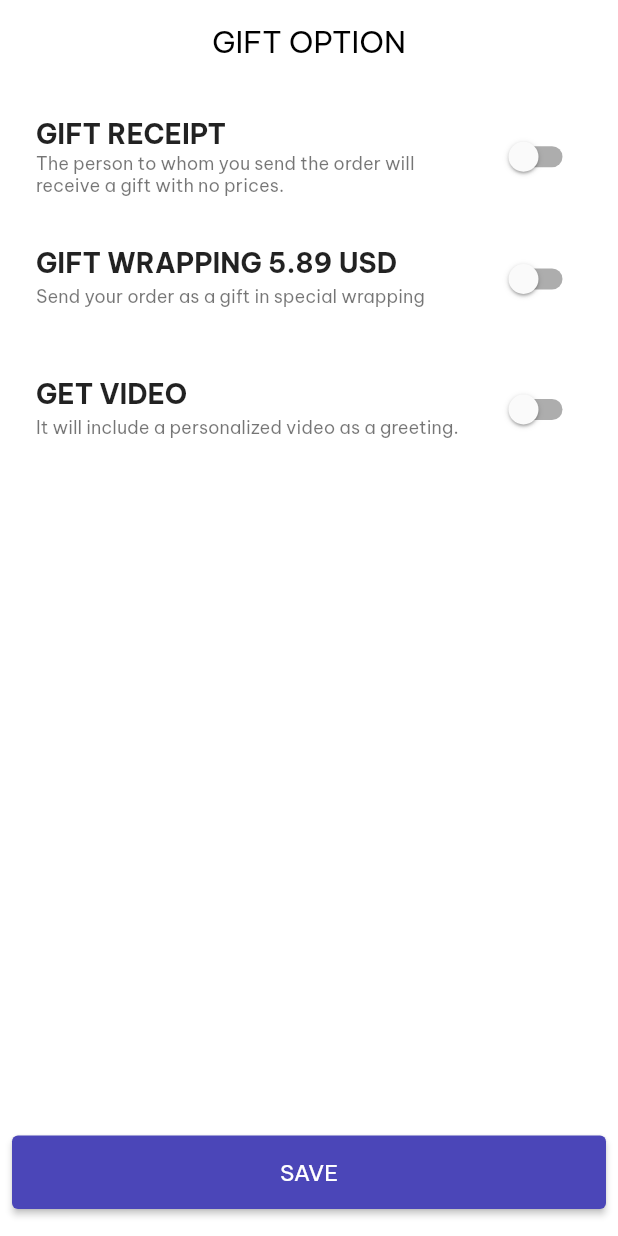
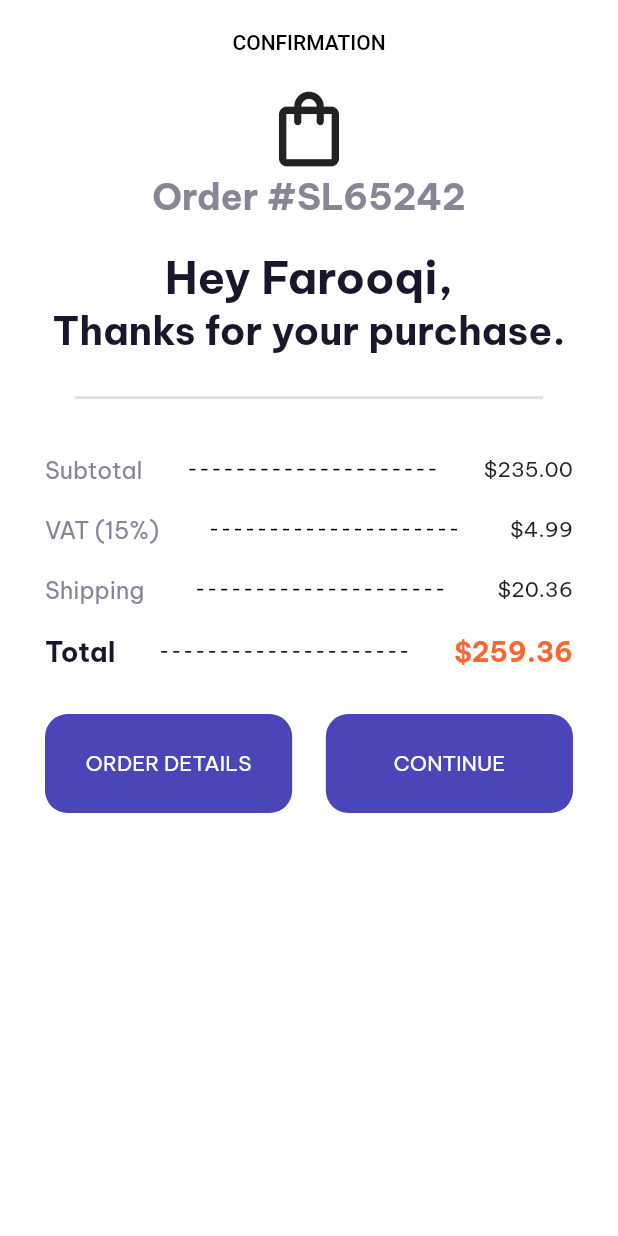
Before and after one commit to Neloy-Barman/Clothing-Design-App, a Flutter app: the screen it shows after launch, on a phone screen of 412 x 824 dp. Run offline on Flutter 3.47's test engine with Material 2 defaults, Android fonts, the phone set to English and light mode, and no system bars; drawn by our look-alikes of dotted_line.

Commit message:
Confirmation

```diff
--- a/lib/main.dart
+++ b/lib/main.dart
@@ -2,6 +2,7 @@ import "package:flutter/material.dart";
 
 import './screens/homepage.dart';
 import './screens/giftoption.dart';
+import './screens/confirmation.dart';
 
 void main() {
   runApp(
@@ -17,20 +18,53 @@ class ClothingDesignApp extends StatelessWidget {
   Widget build(BuildContext context) {
     return MaterialApp(
       theme: ThemeData(
+        // AppBar Theme
         appBarTheme: const AppBarTheme(
+          actionsIconTheme: IconThemeData(
+            color: Colors.black,
+          ),
           backgroundColor: Colors.transparent,
           elevation: 0,
+          titleTextStyle: TextStyle(
+            color: Colors.black,
+            fontWeight: FontWeight.w500,
+          ),
         ),
         fontFamily: "BeVietnamPro",
         canvasColor: const Color(
           0xffffffff,
         ),
+        // Elevated button theme
+        filledButtonTheme: const FilledButtonThemeData(
+          style: ButtonStyle(
+            padding: MaterialStatePropertyAll(
+              EdgeInsets.symmetric(
+                vertical: 15,
+              ),
+            ),
+          ),
+        ),
+        // Text Theme
         textTheme: const TextTheme(
           headlineLarge: TextStyle(
             fontWeight: FontWeight.bold,
             fontSize: 30,
             color: Color(
               0xff1A172C,
+            ),
+          ),
+          displayLarge: TextStyle(
+            fontWeight: FontWeight.bold,
+            fontSize: 18,
+            color: Color(
+              0xff1A172C,
+            ),
+          ),
+          headlineMedium: TextStyle(
+            fontWeight: FontWeight.bold,
+            fontSize: 24,
+            color: Color(
+              0xff868696,
             ),
           ),
           headlineSmall: TextStyle(
@@ -51,9 +85,10 @@ class ClothingDesignApp extends StatelessWidget {
         ),
       ),
       debugShowCheckedModeBanner: false,
-      home: const GiftOption(),
+      home: const Confirmation(),
       routes: {
         GiftOption.route_screen: (_) => const GiftOption(),
+        Confirmation.routeScreen: (_) => const Confirmation(),
       },
     );
   }
--- /dev/null
+++ b/lib/screens/confirmation.dart
@@ -0,0 +1,232 @@
+import 'package:flutter/material.dart';
+import "package:dotted_line/dotted_line.dart";
+
+class Confirmation extends StatelessWidget {
+  static const routeScreen = "./confirmatio-screen";
+  const Confirmation({
+    super.key,
+  });
+
+  @override
+  Widget build(BuildContext context) {
+    Widget rowBuilder(
+      String head,
+      String price,
+    ) {
+      return Padding(
+        padding: const EdgeInsets.all(
+          10.0,
+        ),
+        child: Row(
+          mainAxisAlignment: MainAxisAlignment.spaceBetween,
+          children: [
+            FittedBox(
+              // fit: BoxFit.cover,
+              child: Text(
+                head,
+                style: Theme.of(context).textTheme.headlineSmall,
+              ),
+            ),
+            FittedBox(
+              child: DottedLine(
+                lineLength: MediaQuery.of(context).size.width * 0.4,
+              ),
+            ),
+            FittedBox(
+              // fit: BoxFit.contain,
+              child: Text(
+                "\$$price",
+              ),
+            ),
+          ],
+        ),
+      );
+    }
+
+    Widget elevationButtonBuilder(
+      String title,
+      Function handler,
+    ) {
+      return InkWell(
+        onTap: () => handler,
+        child: Container(
+          width: MediaQuery.of(context).size.width * 0.4,
+          height: MediaQuery.of(context).size.height * 0.08,
+          decoration: BoxDecoration(
+            borderRadius: BorderRadius.circular(
+              15,
+            ),
+            color: const Color(
+              0xff4B46B8,
+            ),
+          ),
+          child: Center(
+            child: FittedBox(
+              child: Text(
+                title,
+                style: const TextStyle(
+                  color: Colors.white,
+                ),
+                softWrap: true,
+              ),
+            ),
+          ),
+        ),
+      );
+    }
+
+    return Scaffold(
+      // drawer: const SideDrawer(),
+      appBar: AppBar(
+        title: const Center(
+          child: Text(
+            "CONFIRMATION",
+          ),
+        ),
+      ),
+      body: SingleChildScrollView(
+        child: Padding(
+          padding: const EdgeInsets.symmetric(
+            horizontal: 20,
+          ),
+          child: Column(
+            children: [
+              Column(
+                children: [
+                  const Icon(
+                    Icons.shopping_bag_outlined,
+                    size: 60,
+                  ),
+                  Text(
+                    "Order #SL65242",
+                    style: Theme.of(context).textTheme.headlineMedium,
+                  ),
+                  Padding(
+                    padding: const EdgeInsets.symmetric(
+                      vertical: 20,
+                      horizontal: 15,
+                    ),
+                    child: Column(
+                      children: [
+                        FittedBox(
+                          child: Text(
+                            "Hey Farooqi,",
+                            style: Theme.of(context).textTheme.headlineLarge,
+                            textAlign: TextAlign.center,
+                            softWrap: true,
+                          ),
+                        ),
+                        FittedBox(
+                          child: Text(
+                            "Thanks for your purchase.",
+                            style: Theme.of(context).textTheme.headlineLarge,
+                            textAlign: TextAlign.center,
+                            softWrap: true,
+                          ),
+                        ),
+                      ],
+                    ),
+                  ),
+                  const Padding(
+                    padding: EdgeInsets.only(
+                      bottom: 20,
+                      left: 30,
+                      right: 30,
+                    ),
+                    child: Divider(
+                      thickness: 2,
+                    ),
+                  ),
+                ],
+              ),
+              Padding(
+                padding: const EdgeInsets.symmetric(
+                    // horizontal: 20,
+                    ),
+                child: Column(
+                  children: [
+                    rowBuilder(
+                      "Subtotal",
+                      "235.00",
+                    ),
+                    rowBuilder(
+                      "VAT (15%)",
+                      "4.99",
+                    ),
+                    rowBuilder(
+                      "Shipping",
+                      "20.36",
+                    ),
+                    Padding(
+                      padding: const EdgeInsets.only(
+                        top: 10,
+                        left: 10,
+                        right: 10,
+                        bottom: 20,
+                      ),
+                      child: Row(
+                        mainAxisAlignment: MainAxisAlignment.spaceBetween,
+                        children: [
+                          FittedBox(
+                            // fit: BoxFit.cover,
+                            child: Text(
+                              "Total",
+                              style: Theme.of(context).textTheme.displayLarge,
+                            ),
+                          ),
+                          FittedBox(
+                            child: DottedLine(
+                              lineLength:
+                                  MediaQuery.of(context).size.width * 0.4,
+                            ),
+                          ),
+                          FittedBox(
+                            // fit: BoxFit.contain,
+                            child: Text(
+                              "\$259.36",
+                              style: TextStyle(
+                                fontSize: Theme.of(context)
+                                    .textTheme
+                                    .displayLarge!
+                                    .fontSize,
+                                fontWeight: Theme.of(context)
+                                    .textTheme
+                                    .displayLarge!
+                                    .fontWeight,
+                                color: const Color(
+                                  0xffF76834,
+                                ),
+                              ),
+                            ),
+                          ),
+                        ],
+                      ),
+                    ),
+                  ],
+                ),
+              ),
+              Padding(
+                padding: const EdgeInsets.all(
+                  10,
+                ),
+                child: Row(
+                  mainAxisAlignment: MainAxisAlignment.spaceBetween,
+                  children: [
+                    elevationButtonBuilder(
+                      "ORDER DETAILS",
+                      () {},
+                    ),
+                    elevationButtonBuilder(
+                      "CONTINUE",
+                      () {},
+                    ),
+                  ],
+                ),
+              ),
+            ],
+          ),
+        ),
+      ),
+    );
+  }
+}
--- a/lib/screens/giftoption.dart
+++ b/lib/screens/giftoption.dart
@@ -56,10 +56,6 @@ class _GiftOptionState extends State<GiftOption> {
         title: const Center(
           child: Text(
             "GIFT OPTION",
-            style: TextStyle(
-              color: Colors.black,
-              fontWeight: FontWeight.w500,
-            ),
           ),
         ),
       ),
```
